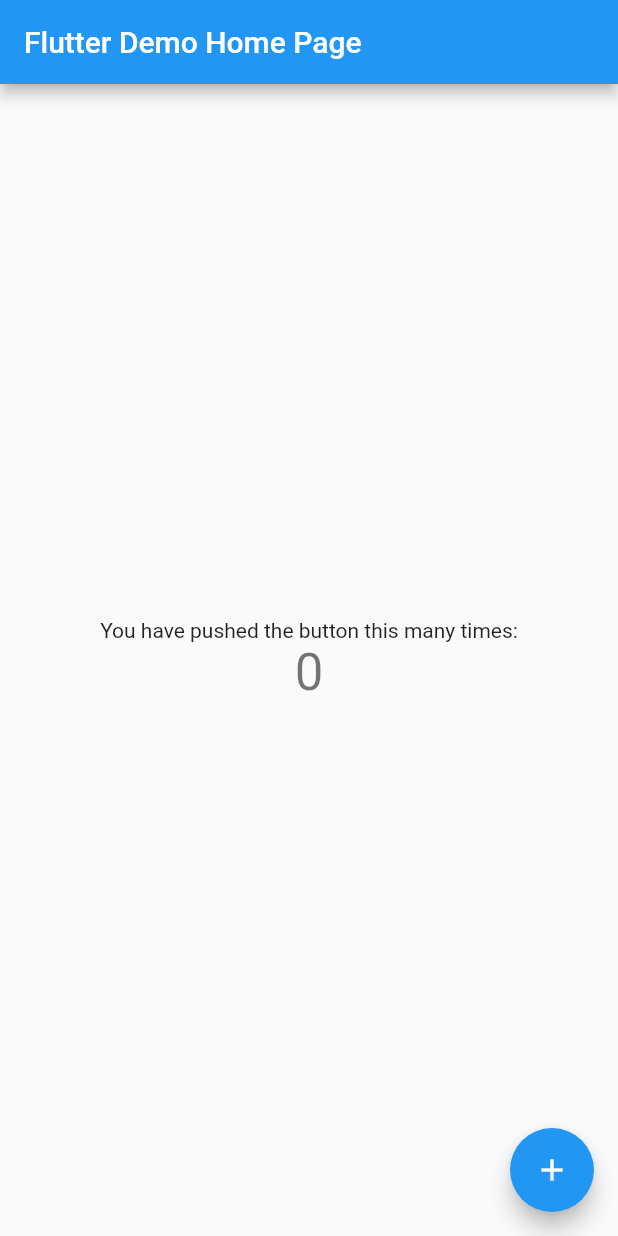
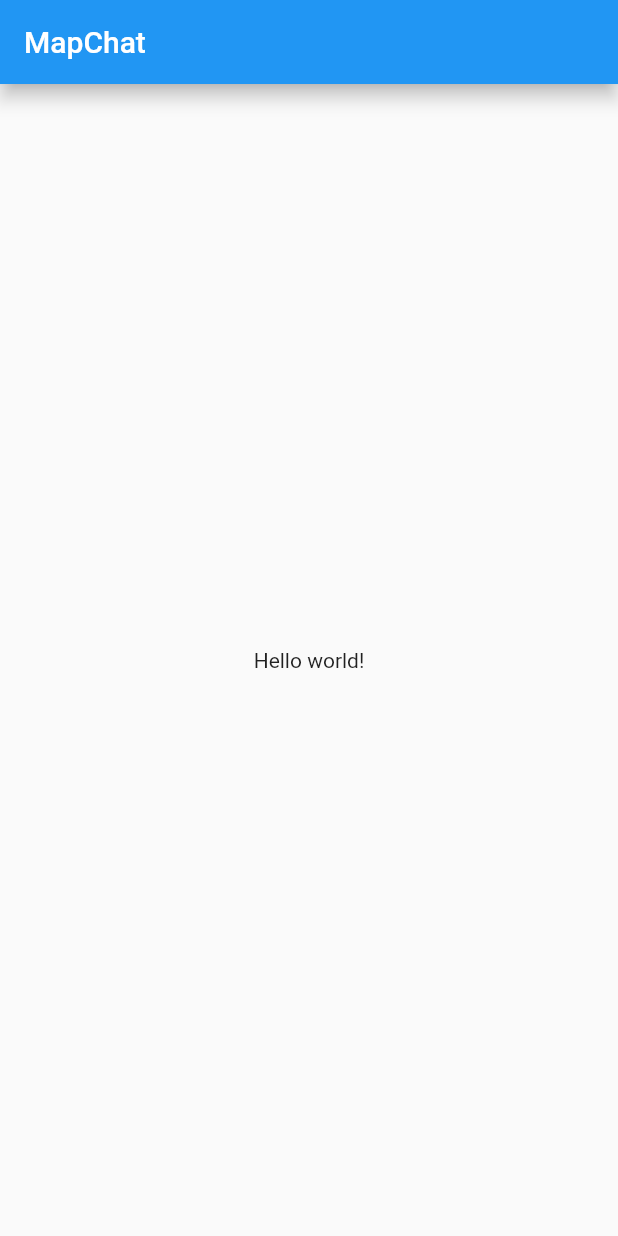
Before and after one commit to YONG-GAM-SA/Frontend, a Flutter app: the screen it shows after launch, on a phone screen of 412 x 824 dp. Run offline on Flutter 3.47's test engine with Material 2 defaults, Android fonts, the light colour scheme and no system bars.

Commit message:
[feat] Hello World 띄우기

```diff
--- a/lib/main.dart
+++ b/lib/main.dart
@@ -1,115 +1,21 @@
 import 'package:flutter/material.dart';
 
 void main() {
-  runApp(const MyApp());
+  runApp(App());
 }
 
-class MyApp extends StatelessWidget {
-  const MyApp({super.key});
-
-  // This widget is the root of your application.
+class App extends StatelessWidget {
   @override
   Widget build(BuildContext context) {
     return MaterialApp(
-      title: 'Flutter Demo',
-      theme: ThemeData(
-        // This is the theme of your application.
-        //
-        // Try running your application with "flutter run". You'll see the
-        // application has a blue toolbar. Then, without quitting the app, try
-        // changing the primarySwatch below to Colors.green and then invoke
-        // "hot reload" (press "r" in the console where you ran "flutter run",
-        // or simply save your changes to "hot reload" in a Flutter IDE).
-        // Notice that the counter didn't reset back to zero; the application
-        // is not restarted.
-        primarySwatch: Colors.blue,
-      ),
-      home: const MyHomePage(title: 'Flutter Demo Home Page'),
+      home: Scaffold(
+          appBar: AppBar(
+            elevation: 5,
+            title: Text("MapChat"),
+          ),
+          body: Center(
+            child: Text("Hello world!"),
+          )),
     );
   }
 }
-
-class MyHomePage extends StatefulWidget {
-  const MyHomePage({super.key, required this.title});
-
-  // This widget is the home page of your application. It is stateful, meaning
-  // that it has a State object (defined below) that contains fields that affect
-  // how it looks.
-
-  // This class is the configuration for the state. It holds the values (in this
-  // case the title) provided by the parent (in this case the App widget) and
-  // used by the build method of the State. Fields in a Widget subclass are
-  // always marked "final".
-
-  final String title;
-
-  @override
-  State<MyHomePage> createState() => _MyHomePageState();
-}
-
-class _MyHomePageState extends State<MyHomePage> {
-  int _counter = 0;
-
-  void _incrementCounter() {
-    setState(() {
-      // This call to setState tells the Flutter framework that something has
-      // changed in this State, which causes it to rerun the build method below
-      // so that the display can reflect the updated values. If we changed
-      // _counter without calling setState(), then the build method would not be
-      // called again, and so nothing would appear to happen.
-      _counter++;
-    });
-  }
-
-  @override
-  Widget build(BuildContext context) {
-    // This method is rerun every time setState is called, for instance as done
-    // by the _incrementCounter method above.
-    //
-    // The Flutter framework has been optimized to make rerunning build methods
-    // fast, so that you can just rebuild anything that needs updating rather
-    // than having to individually change instances of widgets.
-    return Scaffold(
-      appBar: AppBar(
-        // Here we take the value from the MyHomePage object that was created by
-        // the App.build method, and use it to set our appbar title.
-        title: Text(widget.title),
-      ),
-      body: Center(
-        // Center is a layout widget. It takes a single child and positions it
-        // in the middle of the parent.
-        child: Column(
-          // Column is also a layout widget. It takes a list of children and
-          // arranges them vertically. By default, it sizes itself to fit its
-          // children horizontally, and tries to be as tall as its parent.
-          //
-          // Invoke "debug painting" (press "p" in the console, choose the
-          // "Toggle Debug Paint" action from the Flutter Inspector in Android
-          // Studio, or the "Toggle Debug Paint" command in Visual Studio Code)
-          // to see the wireframe for each widget.
-          //
-          // Column has various properties to control how it sizes itself and
-          // how it positions its children. Here we use mainAxisAlignment to
-          // center the children vertically; the main axis here is the vertical
-          // axis because Columns are vertical (the cross axis would be
-          // horizontal).
-          mainAxisAlignment: MainAxisAlignment.center,
-          children: <Widget>[
-            const Text(
-              'You have pushed the button this many times:',
-            ),
-            Text(
-              '$_counter',
-              style: Theme.of(context).textTheme.headlineMedium,
-            ),
-          ],
-        ),
-      ),
-      floatingActionButton: FloatingActionButton(
-        onPressed: _incrementCounter,
-        tooltip: 'Increment',
-        child: const Icon(Icons.add),
-      ), // This trailing comma makes auto-formatting nicer for build methods.
-    );
-  }
-}
```
